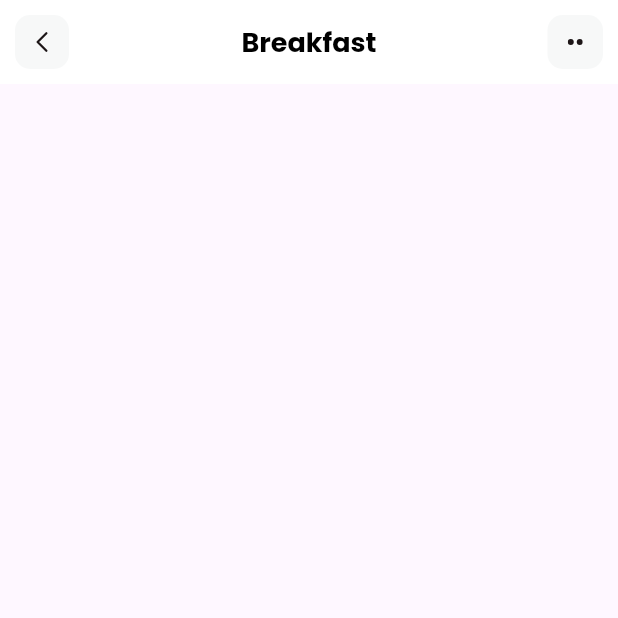
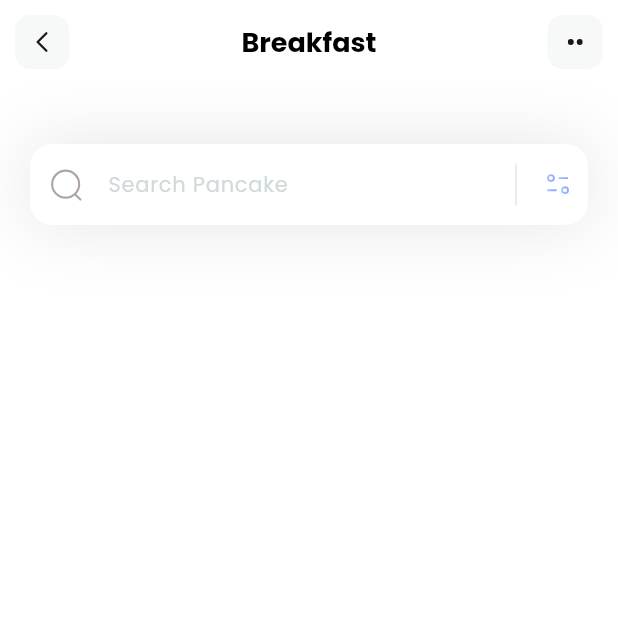
Before and after one commit to Delawit12/fitness, a Flutter app: the screen it shows after launch, on a phone screen of 412 x 824 dp, the top half of it. Run offline on Flutter 3.47's test engine with Material 3 defaults, Android fonts, the phone set to English and light mode, and no system bars; our stand-ins replace flutter_svg.

Commit message:
search bar added

```diff
--- a/lib/pages/home.dart
+++ b/lib/pages/home.dart
@@ -7,16 +7,77 @@ class HomePage extends StatelessWidget {
   @override
   Widget build(BuildContext context) {
     return Scaffold(
-      appBar: AppBar(
+      appBar: appBar(),
+      backgroundColor: Colors.white,
+      body: Column(
+        children: [
+          searchField(),
+        ],
+      ),
+    );
+  }
+
+  Container searchField() {
+    return Container(
+      margin: EdgeInsets.only(top: 40, left: 20, right: 20),
+      decoration: BoxDecoration(boxShadow: [
+        BoxShadow(
+            color: Color(0xff1D1617).withOpacity(0.11),
+            blurRadius: 40,
+            spreadRadius: 0.0)
+      ]),
+      child: TextField(
+        decoration: InputDecoration(
+            filled: true,
+            fillColor: Colors.white,
+            contentPadding: EdgeInsets.all(15),
+            hintText: 'Search Pancake',
+            hintStyle: TextStyle(
+              color: Color(0xffD0DADA),
+              fontSize: 14,
+            ),
+            prefixIcon: Padding(
+              padding: const EdgeInsets.all(12),
+              child: SvgPicture.asset('assets/icons/Search.svg'),
+            ),
+            suffixIcon: Container(
+              width: 100,
+              child: IntrinsicHeight(
+                child: Row(
+                  mainAxisAlignment: MainAxisAlignment.end,
+                  children: [
+                    VerticalDivider(
+                      color: Colors.black,
+                      indent: 10,
+                      endIndent: 10,
+                      thickness: 0.1,
+                    ),
+                    Padding(
+                      padding: const EdgeInsets.all(10),
+                      child: SvgPicture.asset('assets/icons/Filter.svg'),
+                    ),
+                  ],
+                ),
+              ),
+            ),
+            border: OutlineInputBorder(
+                borderRadius: BorderRadius.circular(15),
+                borderSide: BorderSide.none)),
+      ),
+    );
+  }
+
+  AppBar appBar() {
+    return AppBar(
       title: Text('Breakfast',
           style: TextStyle(
-                color: Colors.black,
-                fontSize: 18,
-                fontWeight: FontWeight.bold)),
+              color: Colors.black, fontSize: 18, fontWeight: FontWeight.bold)),
       backgroundColor: Colors.white,
       elevation: 0.0,
       centerTitle: true,
-        leading: Container(
+      leading: GestureDetector(
+        onTap: () => {},
+        child: Container(
           margin: EdgeInsets.all(10),
           alignment: Alignment.center,
           decoration: BoxDecoration(
@@ -28,8 +89,11 @@ class HomePage extends StatelessWidget {
             width: 20,
           ),
         ),
+      ),
       actions: [
-          Container(
+        GestureDetector(
+          onTap: () => {},
+          child: Container(
             margin: EdgeInsets.all(10),
             alignment: Alignment.center,
             width: 37,
@@ -40,8 +104,8 @@ class HomePage extends StatelessWidget {
               'assets/icons/dots.svg',
             ),
           ),
+        ),
       ],
-      ),
     );
   }
 }
```
Lines whose indentation alone changed are shown as unchanged.
